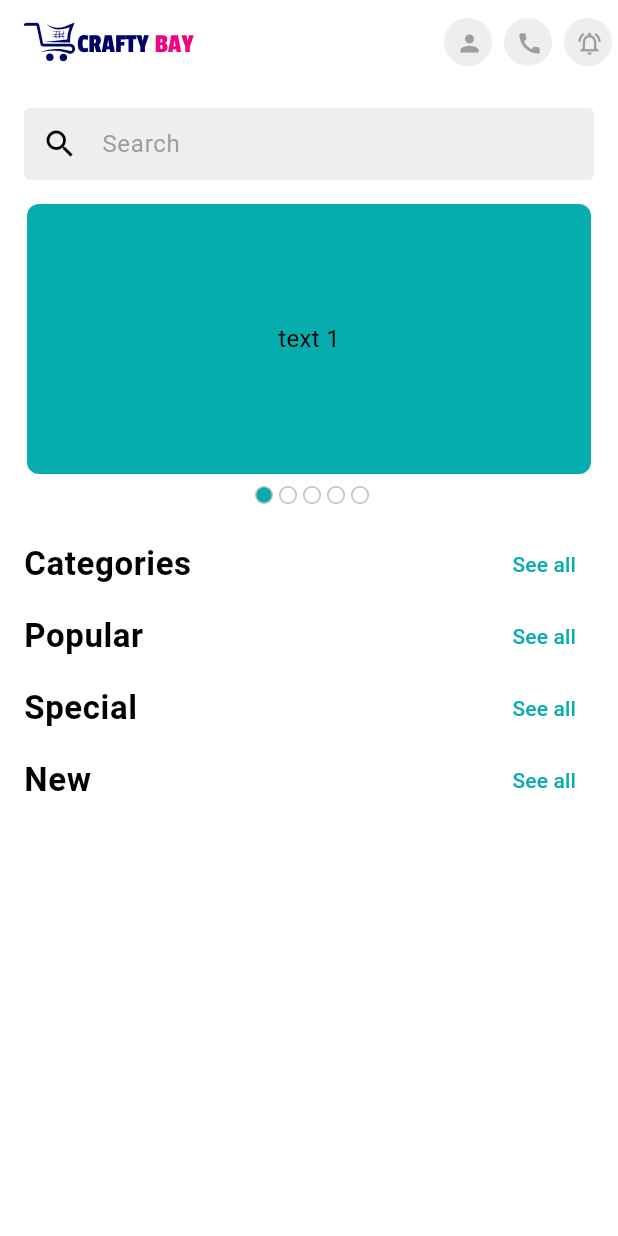
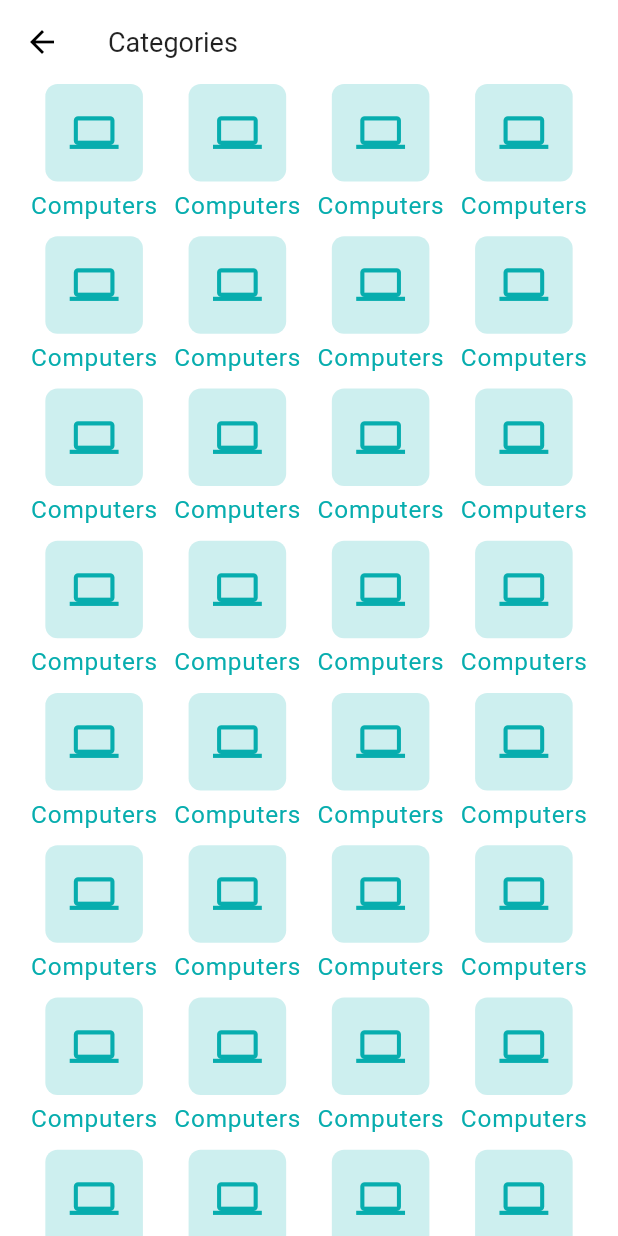
Before and after one commit to jihanurrahman33/crafty_bay, a Flutter app: the screen it shows after launch, after a tap on "See all", on a phone screen of 412 x 824 dp. Run offline on Flutter 3.47's test engine with Material 3 defaults, Android fonts, the phone set to English and light mode, and no system bars; drawn by our look-alikes of carousel_slider; our stand-ins replace firebase_core, firebase_crashlytics, flutter_svg; accounts and stored records are empty; generated files the repository leaves out were written again.

Commit message:
ADD Category Screen

```diff
--- a/lib/app/app_routes.dart
+++ b/lib/app/app_routes.dart
@@ -2,6 +2,7 @@ import 'package:crafty_bay/features/auth/ui/screens/login_screen.dart';
 import 'package:crafty_bay/features/auth/ui/screens/sign_up_screen.dart';
 import 'package:crafty_bay/features/auth/ui/screens/splash_screen.dart';
 import 'package:crafty_bay/features/home/ui/screens/home_screen.dart';
+import 'package:crafty_bay/features/product/ui/screens/product_category_screen.dart';
 import 'package:flutter/material.dart';
 
 class AppRoutes {
@@ -11,14 +12,17 @@ class AppRoutes {
     if (settings.name == SplashScreen.name) {
       screenWidget = SplashScreen();
     }
-    if (settings.name == LoginScreen.name) {
+    else if (settings.name == LoginScreen.name) {
       screenWidget = LoginScreen();
     }
-    if (settings.name == SignUpScreen.name) {
+    else if (settings.name == SignUpScreen.name) {
       screenWidget = SignUpScreen();
     }
-    if(settings.name==HomeScreen.name){
+    else if(settings.name==HomeScreen.name){
       screenWidget=HomeScreen();
+    }
+    else if(settings.name==ProductCategoryScreen.name){
+      screenWidget=ProductCategoryScreen();
     }
 
     return MaterialPageRoute(builder: (context) => screenWidget);
--- a/lib/app/app_theme.dart
+++ b/lib/app/app_theme.dart
@@ -30,6 +30,9 @@ class AppTheme {
           ),
         ),
       ),
+      appBarTheme: AppBarTheme(
+        titleTextStyle: TextStyle(fontSize: 18, color: Colors.black87),
+      )
     );
   }
 
--- /dev/null
+++ b/lib/features/common/ui/widgets/product_category_item.dart
@@ -0,0 +1,29 @@
+import 'package:flutter/material.dart';
+
+import '../../../../app/app_colors.dart';
+
+class ProductCategoryItem extends StatelessWidget {
+  const ProductCategoryItem({
+    super.key,
+  });
+
+  @override
+  Widget build(BuildContext context) {
+    return Column(
+      children: [
+        Container(
+          decoration: BoxDecoration(
+              color: AppColors.themeColor.withOpacity(0.2),
+              borderRadius: BorderRadius.circular(8)
+          ),
+          padding: EdgeInsets.all(16),
+          child: Icon(Icons.computer,color: AppColors.themeColor,size: 32,),
+        ),
+        SizedBox(height: 4,),
+        Text('Computers',style: Theme.of(context).textTheme.bodyLarge?.copyWith(
+            color: AppColors.themeColor
+        ),)
+      ],
+    );
+  }
+}
--- a/lib/features/home/ui/screens/home_screen.dart
+++ b/lib/features/home/ui/screens/home_screen.dart
@@ -1,10 +1,13 @@
 import 'package:carousel_slider/carousel_slider.dart';
+import 'package:crafty_bay/app/app_colors.dart';
 import 'package:crafty_bay/app/assets_paths.dart';
+import 'package:crafty_bay/features/product/ui/screens/product_category_screen.dart';
 import 'package:flutter/material.dart';
 import 'package:flutter_svg/flutter_svg.dart';
 
 import '../widgets/app_bar_icon_button.dart';
 import '../widgets/home_carousel_slider.dart';
+import '../../../common/ui/widgets/product_category_item.dart';
 import '../widgets/product_search_bar.dart';
 
 class HomeScreen extends StatefulWidget {
@@ -29,18 +32,18 @@ class _HomeScreenState extends State<HomeScreen> {
             SizedBox(height: 16),
             HomeCarouselSlider(),
             SizedBox(height: 16),
-            _buildSectionHeader(title: 'Categories',onTapSeeAll: (){}),
-
-            _buildSectionHeader(title: 'Popular',onTapSeeAll: (){}),
-            _buildSectionHeader(title: 'Special',onTapSeeAll: (){}),
-            _buildSectionHeader(title: 'New',onTapSeeAll: (){}),
+            _buildSectionHeader(title: 'Categories', onTapSeeAll: () {
+              Navigator.pushNamed(context, ProductCategoryScreen.name);
+            }),
+            _getCategoryList(),
+            _buildSectionHeader(title: 'Popular', onTapSeeAll: () {}),
+            _buildSectionHeader(title: 'Special', onTapSeeAll: () {}),
+            _buildSectionHeader(title: 'New', onTapSeeAll: () {}),
           ],
         ),
       ),
     );
   }
-
-
 
   AppBar _buildAppBar() {
     return AppBar(
@@ -55,16 +58,33 @@ class _HomeScreenState extends State<HomeScreen> {
       ],
     );
   }
-  Widget _buildSectionHeader({required String title,required VoidCallback onTapSeeAll}) {
+
+  Widget _buildSectionHeader({
+    required String title,
+    required VoidCallback onTapSeeAll,
+  }) {
     return Row(
       mainAxisAlignment: MainAxisAlignment.spaceBetween,
       children: [
-        Text(
-          title,
-          style: Theme.of(context).textTheme.titleSmall,
-        ),
+        Text(title, style: Theme.of(context).textTheme.titleSmall),
         TextButton(onPressed: onTapSeeAll, child: Text('See all')),
       ],
     );
   }
+
+  Widget _getCategoryList() {
+    return SizedBox(
+      height: 100,
+      child: ListView.separated(
+        separatorBuilder: (context,index){
+          return SizedBox(width: 8,);
+        },
+        scrollDirection: Axis.horizontal,
+        itemCount: 10,
+        itemBuilder: (context, index) {
+          return ProductCategoryItem();
+        },
+      ),
+    );
+  }
 }
--- a/lib/features/home/ui/widgets/home_carousel_slider.dart
+++ b/lib/features/home/ui/widgets/home_carousel_slider.dart
@@ -22,6 +22,7 @@ class _HomeCarouselSliderState extends State<HomeCarouselSlider> {
             onPageChanged: (int currentIndex, _) {
               _currentSlider.value = currentIndex;
             },
+
           ),
           items:
               [1, 2, 3, 4, 5].map((i) {
--- /dev/null
+++ b/lib/features/product/ui/screens/product_category_screen.dart
@@ -0,0 +1,38 @@
+import 'package:crafty_bay/features/common/ui/widgets/product_category_item.dart';
+import 'package:flutter/material.dart';
+
+class ProductCategoryScreen extends StatefulWidget {
+  const ProductCategoryScreen({super.key});
+  static final String name = '/product-category';
+
+  @override
+  State<ProductCategoryScreen> createState() => _ProductCategoryScreenState();
+}
+
+class _ProductCategoryScreenState extends State<ProductCategoryScreen> {
+  @override
+  Widget build(BuildContext context) {
+    return Scaffold(
+      appBar: AppBar(
+        title: Text(
+          'Categories',
+        ),
+      ),
+      body: Padding(
+        padding: const EdgeInsets.symmetric(horizontal: 16.0),
+        child: GridView.builder(
+          physics: BouncingScrollPhysics(),
+          gridDelegate: SliverGridDelegateWithFixedCrossAxisCount(
+            crossAxisCount: 4,
+            mainAxisSpacing: 8,
+            crossAxisSpacing: 2,
+          ),
+          itemCount: 50,
+          itemBuilder: (context, index) {
+            return FittedBox(child: ProductCategoryItem());
+          },
+        ),
+      ),
+    );
+  }
+}
```
Also changed, not shown: assets/images/logo.svg, assets/images/logo_nav.svg.
